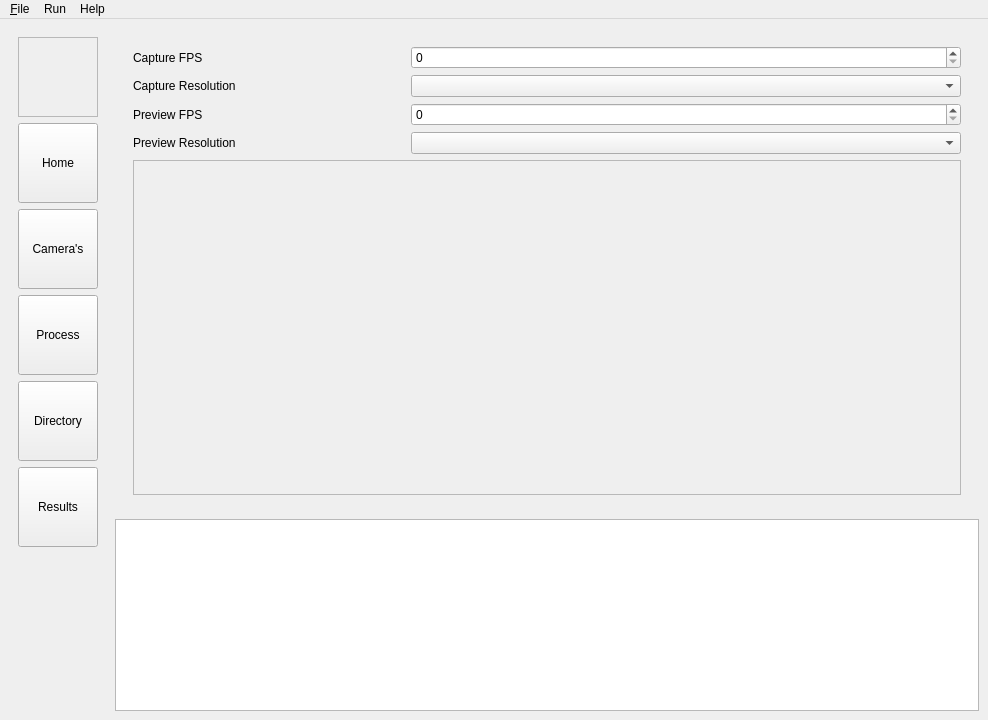
The window that Programma Structuur/ui/guiDesigner/GUI.ui (MaxUntersalmberger/PhysioMotionTracker) describes before a commit, drawn with Qt 5.
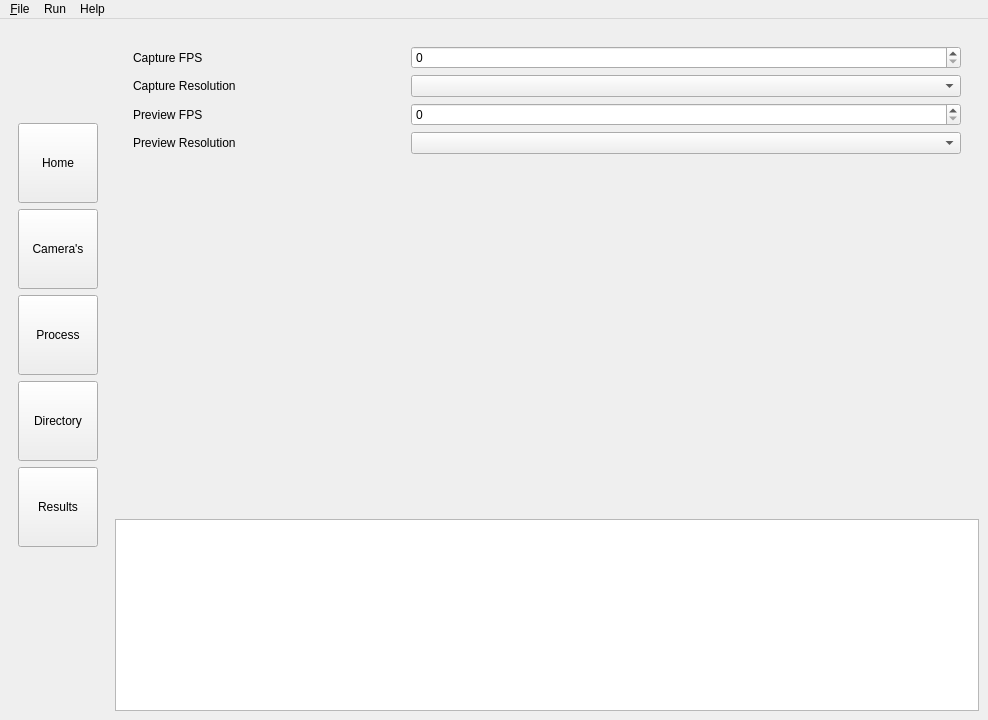
The same window after the commit. The open tabs and pages were chosen to show the change. Icons and pictures are not drawn.

Commit message: Pagina volgorde gefixed

```diff
--- a/Programma Structuur/ui/guiDesigner/GUI.ui
+++ b/Programma Structuur/ui/guiDesigner/GUI.ui
@@ -183,10 +183,7 @@
            <item row="5" column="0" colspan="3">
             <widget class="QFrame" name="frame_cam">
              <property name="frameShape">
-              <enum>QFrame::Shape::StyledPanel</enum>
-             </property>
-             <property name="frameShadow">
-              <enum>QFrame::Shadow::Plain</enum>
+              <enum>QFrame::NoFrame</enum>
              </property>
              <layout class="QGridLayout" name="gridLayout_6"/>
             </widget>
@@ -274,10 +271,7 @@
           </size>
          </property>
          <property name="frameShape">
-          <enum>QFrame::Shape::StyledPanel</enum>
-         </property>
-         <property name="frameShadow">
-          <enum>QFrame::Shadow::Plain</enum>
+          <enum>QFrame::NoFrame</enum>
          </property>
          <property name="text">
           <string/>
@@ -285,9 +279,6 @@
          <property name="pixmap">
           <pixmap>../imagesGUI/80x80 hu image.png</pixmap>
          </property>
-         <property name="alignment">
-          <set>Qt::AlignmentFlag::AlignLeading|Qt::AlignmentFlag::AlignLeft|Qt::AlignmentFlag::AlignTop</set>
-         </property>
         </widget>
        </item>
        <item>
@@ -417,9 +408,6 @@
        </item>
        <item>
         <spacer name="verticalSpacer">
-         <property name="orientation">
-          <enum>Qt::Orientation::Vertical</enum>
-         </property>
          <property name="sizeHint" stdset="0">
           <size>
            <width>20</width>
```
Left out of the diff: 22 changed lines with no effect on the pictures. The commit also changes 1 other file.
